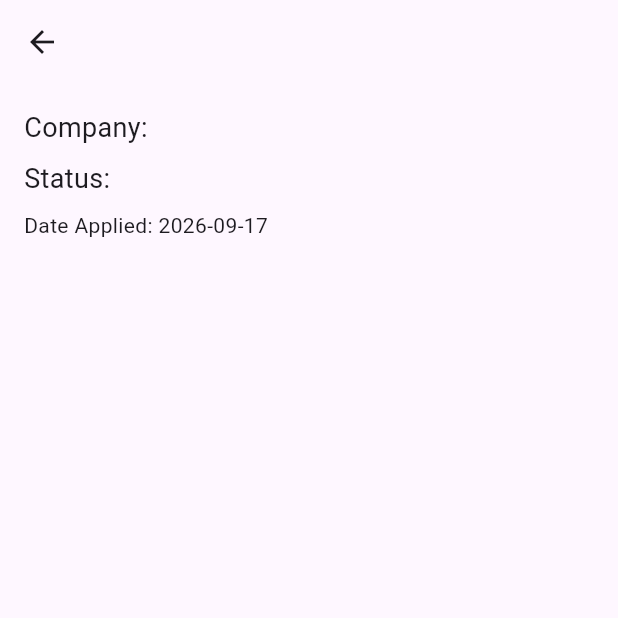
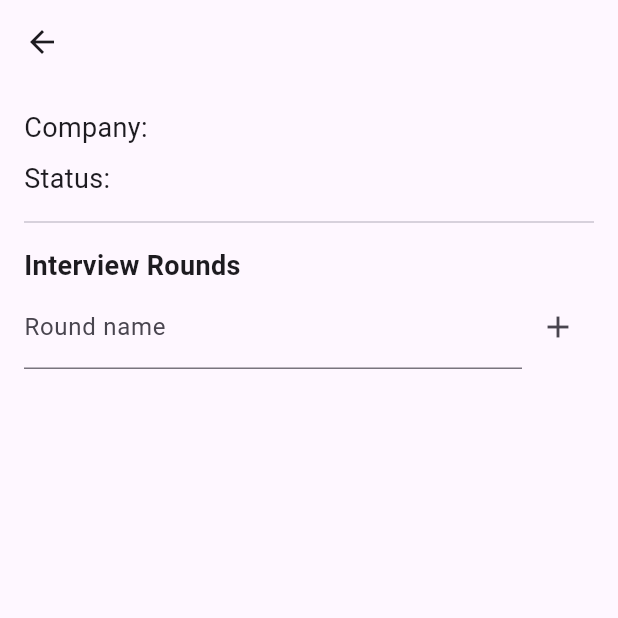
Before and after one commit to bhavani2199/jobtrack, a Flutter app: the ApplicationDetailScreen screen opened directly with empty values, on a phone screen of 412 x 824 dp, the top half of it. Run offline on Flutter 3.47's test engine with Material 3 defaults, Android fonts, the phone set to English and light mode, and no system bars; our stand-ins replace shared_preferences, supabase_flutter; accounts and stored records are empty.

Commit message:
add interview rounds with basic add/display

```diff
--- /dev/null
+++ b/lib/models/interview_round.dart
@@ -0,0 +1,37 @@
+class InterviewRound {
+  final String? id;
+  final String applicationId;
+  String roundName;
+  DateTime? roundDate;
+  String? outcome;
+
+  InterviewRound({
+    this.id,
+    required this.applicationId,
+    required this.roundName,
+    this.roundDate,
+    this.outcome,
+  });
+
+  Map<String, dynamic> toJson() {
+    return {
+      if (id != null) 'id': id,
+      'application_id': applicationId,
+      'round_name': roundName,
+      'round_date': roundDate?.toIso8601String().split('T')[0],
+      'outcome': outcome,
+    };
+  }
+
+  factory InterviewRound.fromJson(Map<String, dynamic> json) {
+    return InterviewRound(
+      id: json['id'] as String?,
+      applicationId: json['application_id'],
+      roundName: json['round_name'],
+      roundDate: json['round_date'] != null
+          ? DateTime.parse(json['round_date'])
+          : null,
+      outcome: json['outcome'],
+    );
+  }
+}
--- a/lib/screens/application_detail_screen.dart
+++ b/lib/screens/application_detail_screen.dart
@@ -1,31 +1,86 @@
 import 'package:flutter/material.dart';
 import 'package:jobtrack/models/job_application.dart';
+import 'package:jobtrack/models/interview_round.dart';
+import 'package:jobtrack/services/supabase_service.dart';
 
-class ApplicationDetailScreen extends StatelessWidget {
+class ApplicationDetailScreen extends StatefulWidget {
   final JobApplication application;
   const ApplicationDetailScreen({super.key, required this.application});
 
   @override
+  State<ApplicationDetailScreen> createState() =>
+      _ApplicationDetailScreenState();
+}
+
+class _ApplicationDetailScreenState extends State<ApplicationDetailScreen> {
+  final _service = SupabaseService();
+  final _roundNameController = TextEditingController();
+  List<InterviewRound> _rounds = [];
+
+  @override
+  void initState() {
+    super.initState();
+    _loadRounds();
+  }
+
+  Future<void> _loadRounds() async {
+    final rounds = await _service.loadRoundsForApplication(
+      widget.application.id!,
+    );
+    setState(() => _rounds = rounds);
+  }
+
+  Future<void> _addRound() async {
+    if (_roundNameController.text.isEmpty) return;
+    final round = InterviewRound(
+      applicationId: widget.application.id!,
+      roundName: _roundNameController.text,
+      roundDate: DateTime.now(),
+    );
+    await _service.addRound(round);
+    _roundNameController.clear();
+    await _loadRounds();
+  }
+
+  @override
   Widget build(BuildContext context) {
     return Scaffold(
-      appBar: AppBar(title: Text(application.role)),
+      appBar: AppBar(title: Text(widget.application.role)),
       body: Padding(
         padding: const EdgeInsets.all(16),
         child: Column(
           crossAxisAlignment: CrossAxisAlignment.start,
           children: [
             Text(
-              'Company: ${application.company}',
+              'Company: ${widget.application.company}',
               style: const TextStyle(fontSize: 18),
             ),
             const SizedBox(height: 8),
             Text(
-              'Status: ${application.status}',
+              'Status: ${widget.application.status}',
               style: const TextStyle(fontSize: 18),
             ),
-            const SizedBox(height: 8),
-            Text(
-              'Date Applied: ${application.dateApplied.toLocal().toString().split(' ')[0]}',
+            const Divider(height: 32),
+            const Text(
+              'Interview Rounds',
+              style: TextStyle(fontSize: 18, fontWeight: FontWeight.bold),
+            ),
+            ..._rounds.map(
+              (r) => ListTile(
+                title: Text(r.roundName),
+                subtitle: Text(r.outcome ?? 'Pending'),
+              ),
+            ),
+            Row(
+              children: [
+                Expanded(
+                  child: TextField(
+                    controller: _roundNameController,
+                    decoration: const InputDecoration(labelText: 'Round name'),
+                  ),
+                ),
+                IconButton(icon: const Icon(Icons.add), onPressed: _addRound),
+              ],
             ),
           ],
         ),
--- a/lib/services/supabase_service.dart
+++ b/lib/services/supabase_service.dart
@@ -1,5 +1,6 @@
 import 'package:supabase_flutter/supabase_flutter.dart';
 import 'package:jobtrack/models/job_application.dart';
+import 'package:jobtrack/models/interview_round.dart';
 
 class SupabaseService {
   final _client = Supabase.instance.client;
@@ -22,6 +23,17 @@ class SupabaseService {
     return rows.map((row) => JobApplication.fromJson(row)).toList();
   }
 
+  Future<List<InterviewRound>> loadRoundsForApplication(
+    String applicationId,
+  ) async {
+    final rows = await _client
+        .from('interview_rounds')
+        .select()
+        .eq('application_id', applicationId)
+        .order('round_date');
+    return rows.map((row) => InterviewRound.fromJson(row)).toList();
+  }
+
   Future<void> addApplication(JobApplication app) async {
     await _client.from('applications').insert(app.toJson());
   }
@@ -32,4 +44,8 @@ class SupabaseService {
         .update({'status': newStatus})
         .eq('id', id);
   }
+
+  Future<void> addRound(InterviewRound round) async {
+    await _client.from('interview_rounds').insert(round.toJson());
+  }
 }
```
